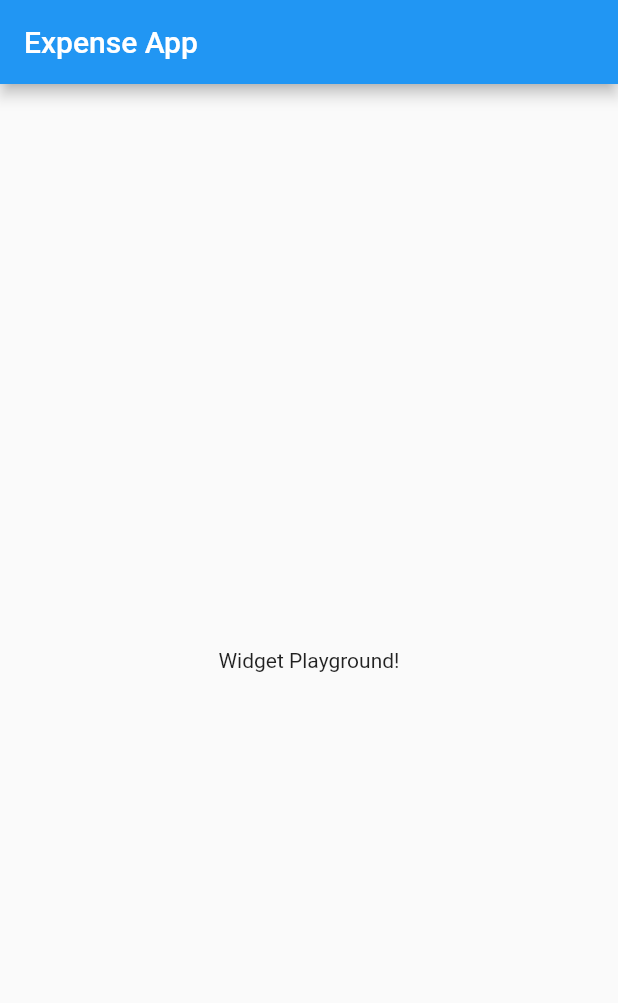
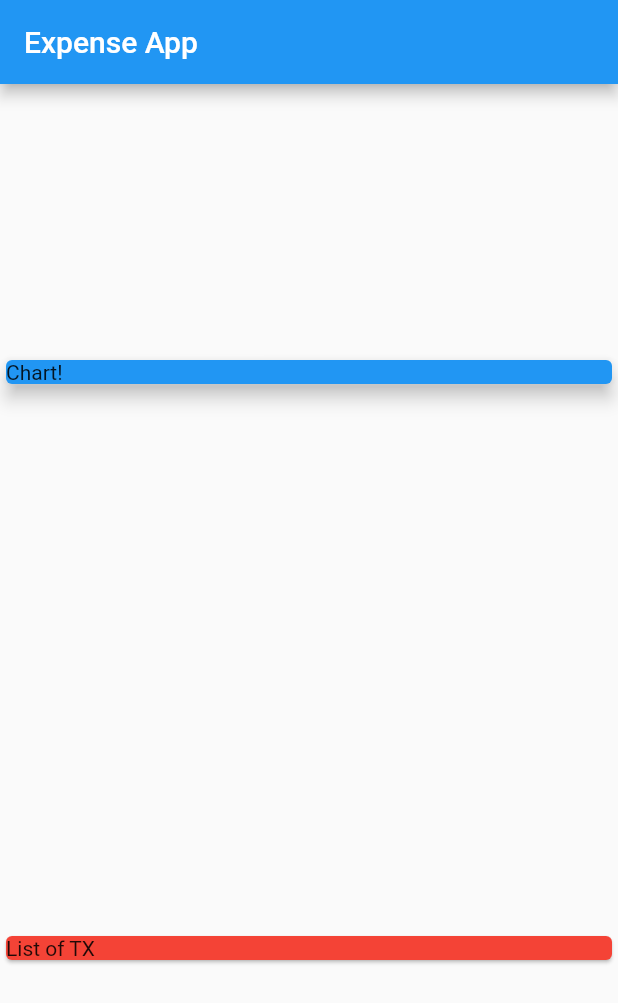
Before and after one commit to JulienMalcouronne/expense_tracker_flutter, a Flutter app: the screen it shows after launch, on a phone screen of 412 x 824 dp. Shown: the top 1003 px of the screen. Run offline on Flutter 3.47's test engine with Material 2 defaults, Android fonts, the phone set to English and light mode, and no system bars.

Commit message:
set col for upcoming datas, and style

```diff
--- a/lib/main.dart
+++ b/lib/main.dart
@@ -19,8 +19,23 @@ class MyHomePage extends StatelessWidget {
       appBar: AppBar(
         title: Text('Expense App'),
       ),
-      body: Center(
-        child: Text('Widget Playground!'),
+      body: Column(
+        mainAxisAlignment: MainAxisAlignment.spaceAround,
+        crossAxisAlignment: CrossAxisAlignment.stretch,
+        children: <Widget>[
+          Container(
+            width: double.infinity,
+            child: Card(
+              child: Text('Chart!'),
+              color: Colors.blue,
+              elevation: 5,
+            ),
+          ),
+          Card(
+            color: Colors.red,
+            child: Text('List of TX'),
+          )
+        ],
       ),
     );
   }
```
